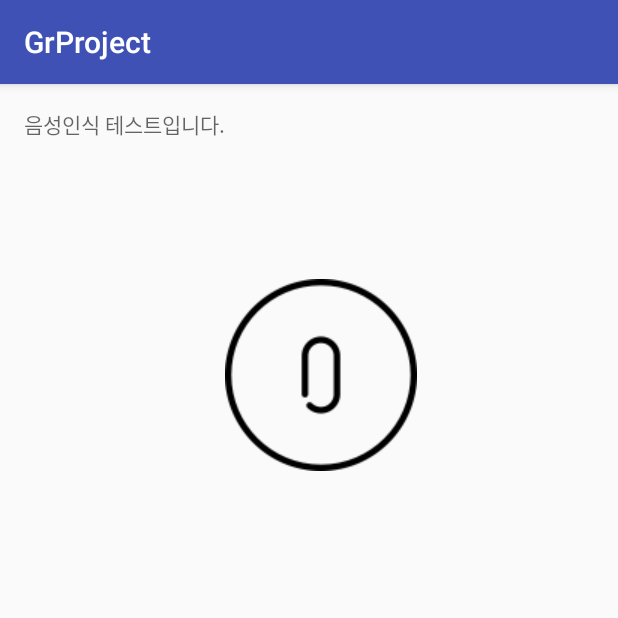
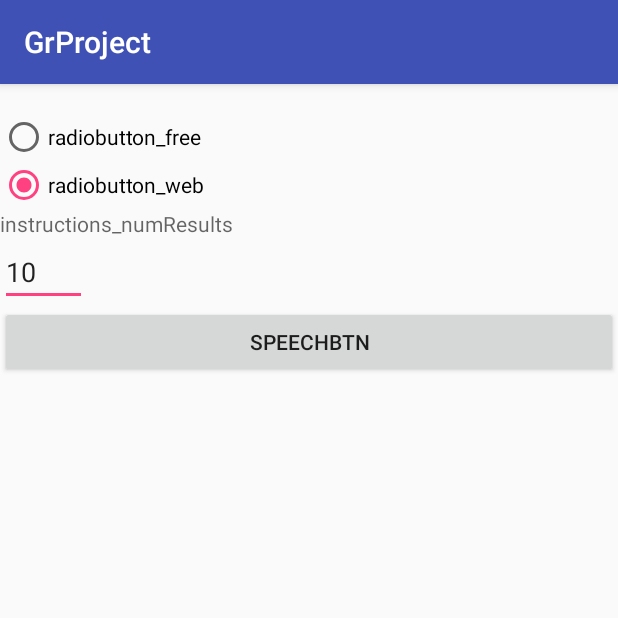
Before and after one commit to annheejin/GrProject, an Android app: the screen it shows after launch (MainActivity), on a phone screen of 412 x 824 dp, the top half of it. Run offline under Robolectric (Android 15) with nearby library versions, the phone set to English and light mode, and no system bars.

Commit message:
ASRwithIntent Source

```diff
--- a/app/src/main/java/com/example/heejin/grproject/MainActivity.java
+++ b/app/src/main/java/com/example/heejin/grproject/MainActivity.java
@@ -1,100 +1,175 @@
 package com.example.heejin.grproject;
 
 import android.content.Intent;
+import android.os.Build;
 import android.speech.RecognitionListener;
 import android.speech.RecognizerIntent;
 import android.speech.SpeechRecognizer;
 import android.support.v7.app.AppCompatActivity;
 import android.os.Bundle;
+import android.util.Log;
+import android.view.View;
+import android.widget.ArrayAdapter;
+import android.widget.Button;
+import android.widget.EditText;
 import android.widget.ImageView;
+import android.widget.ListView;
+import android.widget.RadioButton;
+import android.widget.RadioGroup;
 import android.widget.TextView;
 import android.widget.Toast;
 
 import java.util.ArrayList;
+import java.util.PriorityQueue;
 
 public class MainActivity extends AppCompatActivity {
 
-    //전역변수선언
-    Intent i;
-    SpeechRecognizer mRecognizer;
-    TextView textView;
-    ImageView imageView;
+    //언어모델과 인식 결과의 최대값을 위한 default values
+    private final static int DEFAULT_NUMBER_RESULTS=10;
+    private final static String DEFAULT_LANG_MODEL=RecognizerIntent.LANGUAGE_MODEL_FREE_FORM;
+
+    private int numberRecoResult=DEFAULT_NUMBER_RESULTS;
+    private String languageMode=DEFAULT_LANG_MODEL;
+
+    private static final String LOGTAG="ASRBEGIN";
+    private static int ASR_CODE=123;    //이건 무슨 코드야 ?
+
+
+    //액티비티 초기화 를 셋업한다.
 
     @Override
     protected void onCreate(Bundle savedInstanceState) {
         super.onCreate(savedInstanceState);
         setContentView(R.layout.activity_main);
 
-        //구글음성인식 실행하기
-        i = new Intent(RecognizerIntent.ACTION_RECOGNIZE_SPEECH);   //음성인식intent
-        i.putExtra(RecognizerIntent.EXTRA_CALLING_PACKAGE,getPackageName());    //호출한패키지
-        i.putExtra(RecognizerIntent.EXTRA_LANGUAGE,"ko-KR");
+        //언어모델과 인식결과의 최대값의 디폴트값을 GUI로 보여준다.
+        showDefaultValues();
+        setSpeakButton();
 
-        mRecognizer=SpeechRecognizer.createSpeechRecognizer(this);
-        mRecognizer.setRecognitionListener(listener);
-        mRecognizer.startListening(i);
-
-        textView=(TextView)findViewById(R.id.textView);
-        imageView=(ImageView)findViewById(R.id.imageView);
 
     }//onCreateEnd
 
-    private RecognitionListener listener = new RecognitionListener() {
+    //음성인식 초기화하고 사용자 입력값을 듣기 위한 시작부분
+    private void listen(){
+        Intent intent=new Intent(RecognizerIntent.ACTION_RECOGNIZE_SPEECH);
+        intent.putExtra(RecognizerIntent.EXTRA_LANGUAGE_MODEL,languageMode);
+        intent.putExtra(RecognizerIntent.EXTRA_MAX_RESULTS,numberRecoResult);
+
+        //음성인식 준비시작
+        startActivityForResult(intent,ASR_CODE);
+    }//listenEnd
+
+    private void showDefaultValues(){
+        //결과기본값을 보여준다.
+
+        ((EditText)findViewById(R.id.numResult_editText)).setText(""+DEFAULT_NUMBER_RESULTS);
+
+        //언어모델보여주기
+        if(DEFAULT_LANG_MODEL.equals(RecognizerIntent.LANGUAGE_MODEL_FREE_FORM))
+            ((RadioButton)findViewById(R.id.langModelWeb_radio)).setChecked(true);
+        else
+            ((RadioButton)findViewById(R.id.langModelWeb_radio)).setChecked(true);
+
+    }//showDefualtValuesEnd
+
+    //언어모델 값을 읽고 인식값 최대치를 읽는다. GUI로
+    private void setRecognitionParams(){
+        String numResults=((EditText)findViewById(R.id.numResult_editText)).getText().toString();
+
+        //String을 int 로 바꾸기, 만약 이게 가능하다면, 이것은 디폴트값으로 사용된다.
+        try{
+            numberRecoResult=Integer.parseInt(numResults);
+        }catch (Exception e){
+            numberRecoResult=DEFAULT_NUMBER_RESULTS;
+        }
+        //만약 number<=0이면, 이게 디폴트 값으로 사용된다.
+        if(numberRecoResult<=0)
+            numberRecoResult=DEFAULT_NUMBER_RESULTS;
+
+        RadioGroup radioG=(RadioGroup)findViewById(R.id.lngModel_radioGroup);
+        switch(radioG.getCheckedRadioButtonId()){
+            case R.id.langModelFree_radio :
+                languageMode=RecognizerIntent.LANGUAGE_MODEL_FREE_FORM;
+                break;
+
+            case R.id.langModelWeb_radio :
+                languageMode=RecognizerIntent.LANGUAGE_MODEL_WEB_SEARCH;
+                break;
+            default:
+                languageMode=DEFAULT_LANG_MODEL;
+                break;
+        }
+
+    }//setRecognitionParamsEnd
+
+    //리스너 버튼세팅하기: 말하기 위해서 스타트 버튼을 반드시 클릭해야한다.
+
+    private void setSpeakButton(){
+        Button speak=(Button)findViewById(R.id.speech_btn);
+
+        //클릭할때 리스너
+        speak.setOnClickListener(new View.OnClickListener() {
             @Override
-        public void onReadyForSpeech(Bundle bundle) {
-            Toast.makeText(getApplicationContext(), "음성인식 준비.", Toast.LENGTH_SHORT).show();
+            public void onClick(View view) {
+
+                if ("generic".equals(Build.BRAND.toLowerCase())){
+                    Toast.makeText(getApplicationContext(),"가상단말은 지원하지 않습니다",Toast.LENGTH_SHORT).show();
+                    Log.d(LOGTAG,"ASR attempt on virtual deviece");
+                }
+                else{
+                    setRecognitionParams();
+                    listen();
+                }
 
             }
+        });
 
-        @Override
-        public void onBeginningOfSpeech() {
-            Toast.makeText(getApplicationContext(), "음성인식 시작.", Toast.LENGTH_SHORT).show();
+    }//setSpeakButtonEnd
 
+    //onActivityResult 추가해야함
+    protected void onActivityResult(int requestCode,int resultCode,Intent data){
+        if (requestCode == ASR_CODE)  {
+            if (resultCode == RESULT_OK)  {
+                if(data!=null) {
+                    //Retrieves the N-best list and the confidences from the ASR result
+                    ArrayList<String> nBestList = data.getStringArrayListExtra(RecognizerIntent.EXTRA_RESULTS);
+                    float[] nBestConfidences = null;
+
+                    if (Build.VERSION.SDK_INT >= Build.VERSION_CODES.ICE_CREAM_SANDWICH)  //Checks the API level because the confidence scores are supported only from API level 14
+                        nBestConfidences = data.getFloatArrayExtra(RecognizerIntent.EXTRA_CONFIDENCE_SCORES);
+
+                    //Creates a collection of strings, each one with a recognition result and its confidence
+                    //following the structure "Phrase matched (conf: 0.5)"
+                    ArrayList<String> nBestView = new ArrayList<String>();
+
+                    for(int i=0; i<nBestList.size(); i++){
+                        if(nBestConfidences!=null){
+                            if(nBestConfidences[i]>=0)
+                                nBestView.add(nBestList.get(i) + " (conf: " + String.format("%.2f", nBestConfidences[i]) + ")");
+                            else
+                                nBestView.add(nBestList.get(i) + " (no confidence value available)");
+                        }
                     }
 
-        @Override
-        public void onRmsChanged(float v) {
+                    //Includes the collection in the ListView of the GUI
+                    setListView(nBestView);
 
+                    Log.i(LOGTAG, "There were : "+ nBestView.size()+" recognition results");
                 }
-
-        @Override
-        public void onBufferReceived(byte[] bytes) {
-
             }
-
-        @Override
-        public void onEndOfSpeech() {
-
+            else {
+                //Reports error in recognition error in log
+                Log.e(LOGTAG, "Recognition was not successful");
             }
-
-        @Override
-        public void onError(int i) {
+        }
+    }//onActivityResultEnd
 
 
-        }
+    private void setListView(ArrayList<String>nBestView){
+        ArrayAdapter<String> adapter = new ArrayAdapter<String>(this,android.R.layout.simple_list_item_single_choice,nBestView);
+        ListView listView = (ListView)findViewById(R.id.nbest_listview);
+        listView.setAdapter(adapter);
+    }//setListView End
 
-        @Override
-        public void onResults(Bundle bundle) {
-            String key="";
-            key=SpeechRecognizer.RESULTS_RECOGNITION;
-            ArrayList<String> mResult=bundle.getStringArrayList(key);
-            String[] rs=new String[mResult.size()];
-            mResult.toArray(rs);
-            textView.setText("음성인식결과 : "+rs[0]);
-            imageView.setImageResource(R.drawable.target);
-            mRecognizer.startListening(i);
-
-        }
-
-        @Override
-        public void onPartialResults(Bundle bundle) {
-
-        }
-
-        @Override
-        public void onEvent(int i, Bundle bundle) {
-
-        }
-    };//RecognizerListener End
 
 }//MainEnd
--- a/app/src/main/res/layout/activity_main.xml
+++ b/app/src/main/res/layout/activity_main.xml
@@ -3,23 +3,61 @@
     xmlns:tools="http://schemas.android.com/tools"
     android:layout_width="match_parent"
     android:layout_height="match_parent"
-    android:paddingBottom="@dimen/activity_vertical_margin"
-    android:paddingLeft="@dimen/activity_horizontal_margin"
-    android:paddingRight="@dimen/activity_horizontal_margin"
-    android:paddingTop="@dimen/activity_vertical_margin"
+    android:orientation="vertical"
     tools:context="com.example.heejin.grproject.MainActivity">
 
+<TextView
+    android:id="@+id/instruction_langmodel_txt"
+    android:layout_width="wrap_content"
+    android:layout_height="wrap_content" />
+
+    <RadioGroup
+        android:id="@+id/lngModel_radioGroup"
+        android:layout_width="wrap_content"
+        android:layout_height="wrap_content">
+
+        <RadioButton
+            android:id="@+id/langModelFree_radio"
+            android:layout_width="wrap_content"
+            android:layout_height="wrap_content"
+            android:text="radiobutton_free"
+            android:checked="true"/>
+
+        <RadioButton
+            android:id="@+id/langModelWeb_radio"
+            android:layout_width="wrap_content"
+            android:layout_height="wrap_content"
+            android:text="radiobutton_web"
+            android:checked="true"/>
+
+    </RadioGroup>
+
     <TextView
-        android:id="@+id/textView"
+        android:id="@+id/instruction_numResults_txt"
         android:layout_width="wrap_content"
         android:layout_height="wrap_content"
-        android:hint="음성인식 테스트입니다." />
+        android:hint="instructions_numResults"/>
 
-    <ImageView
-        android:id="@+id/imageView"
+    <EditText
+        android:id="@+id/numResult_editText"
+        android:layout_width="58dp"
+        android:layout_height="wrap_content"
+        android:ems="10"
+        android:inputType="number"
+        android:layout_gravity="center_vertical">
+        <requestFocus/>
+    </EditText>
+
+    <Button
+        android:id="@+id/speech_btn"
+        android:layout_width="match_parent"
+        android:layout_height="wrap_content"
+        android:layout_gravity="center"
+        android:text="speechbtn"/>
+
+    <ListView
+        android:id="@+id/nbest_listview"
         android:layout_width="wrap_content"
-        android:layout_height="wrap_content"
-        android:layout_centerHorizontal="true"
-        android:layout_marginTop="114dp"
-        android:src="@drawable/icon0"/>
+        android:layout_height="match_parent"></ListView>
+
 </LinearLayout>
```
Also changed, not shown: app/src/main/java/com/example/heejin/grproject/SpeechRecognizerManager.java (+4 -3 lines), 1 other file. Lines whose indentation alone changed are shown as unchanged.
